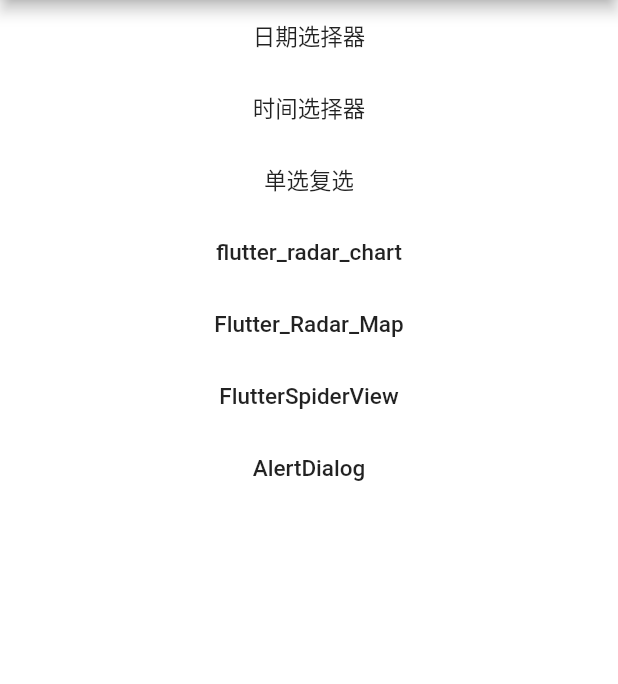
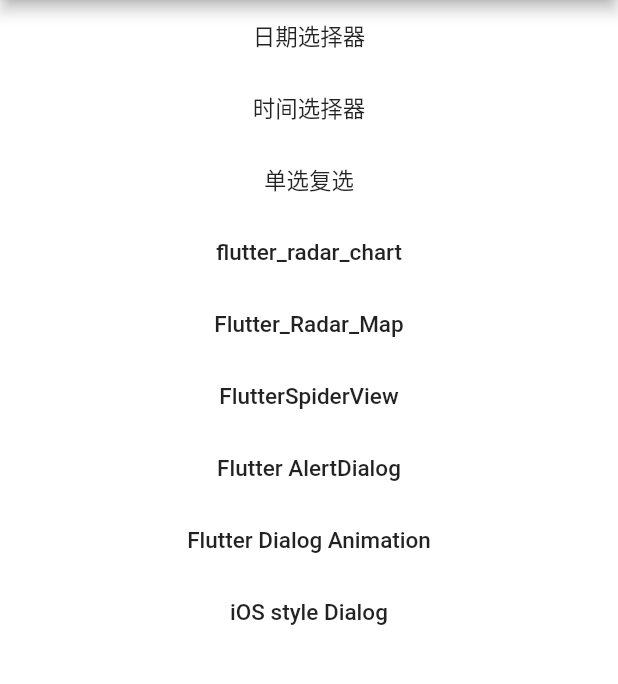
Before and after one commit to Mingriweiji-github/flutter-master, a Flutter app: the screen it shows after launch, on a phone screen of 412 x 824 dp, the part 84-768 px from its top. Run offline on Flutter 3.47's test engine with Material 2 defaults, Android fonts, the phone set to English and light mode, and no system bars; our stand-ins replace permission_handler; missing offline and left inert: flutter_radar_chart, mp_chart.

Commit message:
iOS style dialog

```diff
--- /dev/null
+++ b/flutter_widgets/lib/FallbackCupertinoLocalisationsDelegate.dart
@@ -0,0 +1,15 @@
+
+import 'package:flutter/cupertino.dart';
+
+class FallbackCupertinoLocalisationsDelegate extends LocalizationsDelegate<CupertinoLocalizations> {
+  const FallbackCupertinoLocalisationsDelegate();
+
+  @override
+  bool isSupported(Locale locale) => true;
+
+  @override
+  Future<CupertinoLocalizations> load(Locale locale) => DefaultCupertinoLocalizations.load(locale);
+
+  @override
+  bool shouldReload(LocalizationsDelegate<CupertinoLocalizations> old) => false;
+}
--- a/flutter_widgets/lib/home_page.dart
+++ b/flutter_widgets/lib/home_page.dart
@@ -1,4 +1,5 @@
 
+import 'package:flutter/cupertino.dart';
 import 'package:flutter/material.dart';
 import 'package:flutter_widgets/flutter_radar_chart.dart';
 import 'package:flutter_widgets/flutter_rader_map.dart';
@@ -151,19 +152,46 @@ class _HomePageState extends State<HomePage> {
             FlatButton(
               onPressed: () {
                 showConfirmDialog();
-//                showDialogWithAnimation();
               },
-              child: Text("AlertDialog"),
+              child: Text("Flutter AlertDialog"),
             ),
 
+            FlatButton(
+              onPressed: () {
+                showDialogWithAnimation();
+              },
+              child: Text("Flutter Dialog Animation"),
+            ),
 
+            FlatButton(
+              onPressed: () {
+                showIOSDialogStyle(context);
+              },
+              child: Text("iOS style Dialog"),
+            ),
 
           ],
         ),
       ),
     );
   }
-
+  /// iOS style
+  void showIOSDialogStyle(BuildContext context) {
+    showDialog(
+        context: context,
+        child: CupertinoAlertDialog(
+          title: Text("说明",style: TextStyle(fontSize: 14),),
+          content: Text("1、实现代码很简单，不在赘述。\n2、唯一需要注意的是我们是通过Navigator.of(context).pop(…)方法来关闭对话框的\n3、这和路由返回的方式是一致的，并且都可以返回一个结果数据。现在，对话框我们已经构建好了，那么如何将它弹出来呢？\n4、还有对话框返回的数据应如何被接收呢？这些问题的答案都在showDialog()方法中。"),
+          actions: <Widget>[
+            CupertinoDialogAction(
+                isDefaultAction: true,
+                child: Text("确定", style: TextStyle(fontSize: 16)),
+                onPressed: () => Navigator.of(context).pop(),
+            ),
+          ],
+        )
+    );
+  }
   ///弹出对话窗
   Future<bool> showConfirmDialog() {
     return showDialog<bool>(
--- a/flutter_widgets/lib/main.dart
+++ b/flutter_widgets/lib/main.dart
@@ -1,5 +1,7 @@
 import 'package:flutter/material.dart';
+import 'package:flutter/cupertino.dart';
 import 'package:flutter_localizations/flutter_localizations.dart';
+import 'package:flutter_widgets/FallbackCupertinoLocalisationsDelegate.dart';
 import 'package:flutter_widgets/home_page.dart';
 
 void main() {
@@ -17,7 +19,8 @@ class MyApp extends StatelessWidget {
       home: HomePage(),
       localizationsDelegates: [
         GlobalMaterialLocalizations.delegate,
-        GlobalWidgetsLocalizations.delegate
+        GlobalWidgetsLocalizations.delegate,
+        const FallbackCupertinoLocalisationsDelegate(),
       ],
       supportedLocales: [
         const Locale("zh", "CH"),
```
